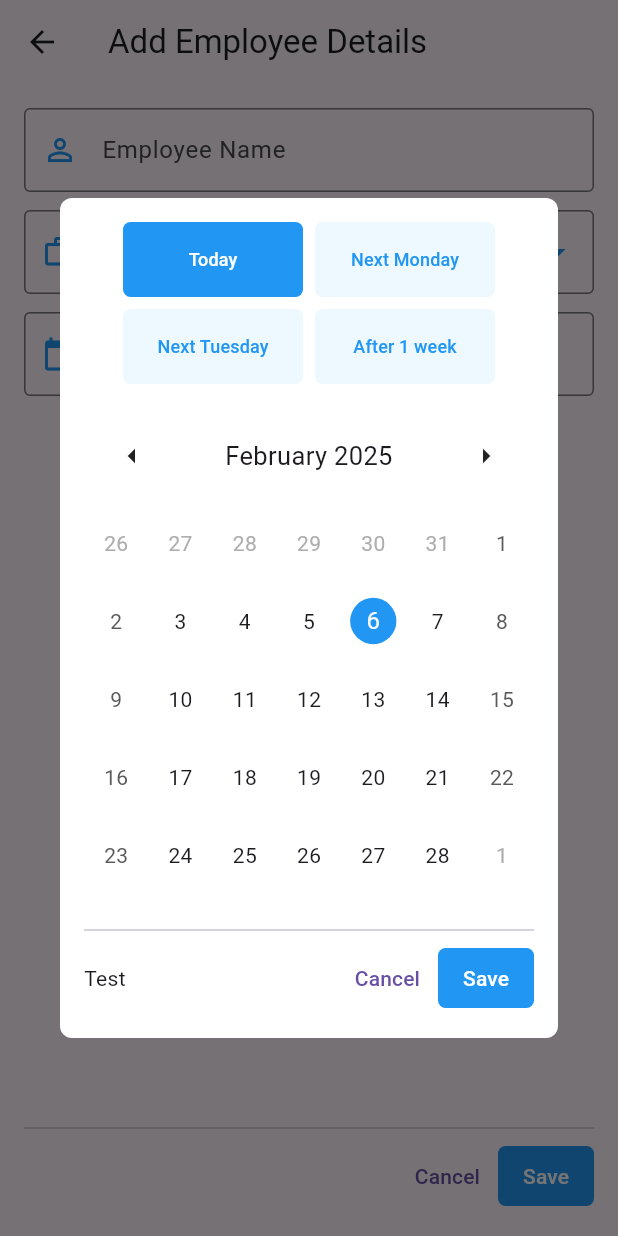
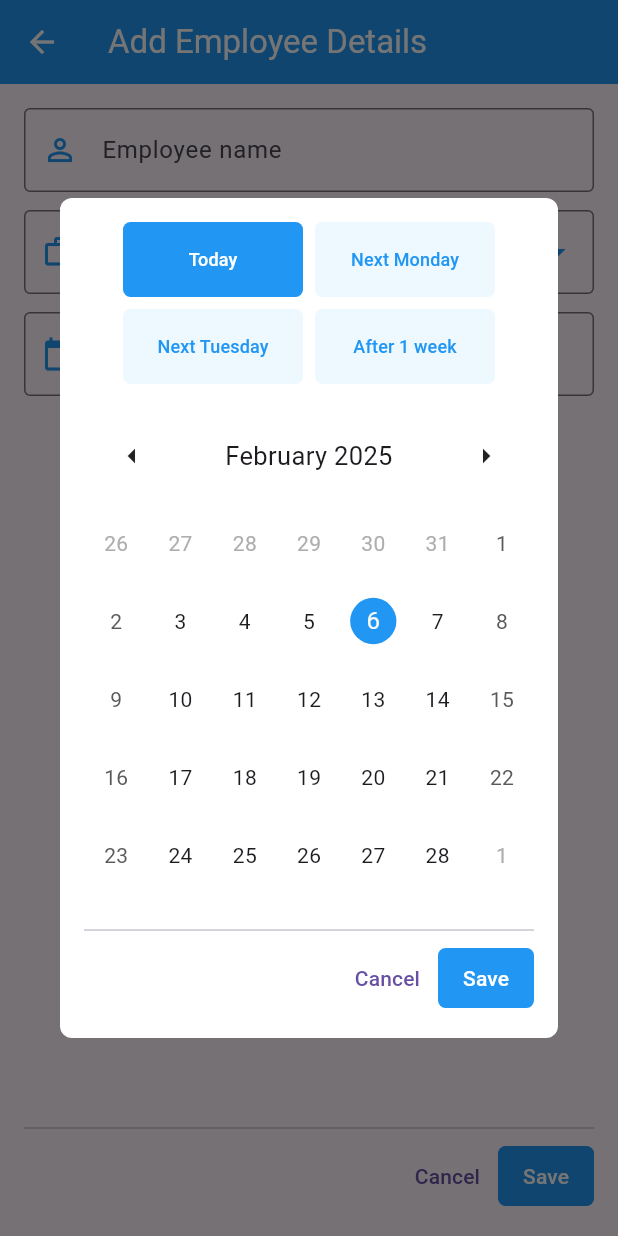
Before and after one commit to ExamSolving/RealtimeInnovationTask, a Flutter app: the AddEmployeeScreen screen opened directly, after a tap on "Start Date", on a phone screen of 412 x 824 dp. Run offline on Flutter 3.47's test engine with Material 3 defaults, Android fonts, the phone set to English and light mode, and no system bars; drawn by our look-alikes of table_calendar; our stand-ins replace equatable, flutter_bloc, hive, hive_flutter; accounts and stored records are empty.

Commit message:
some changes

```diff
--- a/lib/Presentation/Employee/add_employee_screen.dart
+++ b/lib/Presentation/Employee/add_employee_screen.dart
@@ -1,6 +1,7 @@
 import 'package:employee_management_app/Bloc/Employee/employee_bloc.dart';
 import 'package:employee_management_app/Bloc/Employee/employee_event.dart';
 import 'package:employee_management_app/Core/AppColors/app_colors.dart';
+import 'package:employee_management_app/Core/Strings/strings.dart';
 import 'package:employee_management_app/Data/Models/Employee/employee.dart';
 import 'package:flutter/material.dart';
 import 'package:flutter_bloc/flutter_bloc.dart';
@@ -100,7 +101,11 @@ class _AddEmployeeScreenState extends State<AddEmployeeScreen> {
   @override
   Widget build(BuildContext context) {
     return Scaffold(
-      appBar: AppBar(title: Text("Add Employee Details")),
+      appBar: AppBar(
+        title: Text(ADD_EMP_DETAILS),
+        backgroundColor: PRIMARY_COLOR,
+        foregroundColor: WHITE_COLOR,
+      ),
       body: Padding(
         padding: EdgeInsets.all(16.0),
         child: Column(
@@ -108,11 +113,10 @@ class _AddEmployeeScreenState extends State<AddEmployeeScreen> {
             Form(
               key: _formKey,
               child: TextFormField(
-                validator: (value) =>
-                    value!.isEmpty ? "Enter employee name" : null,
+                validator: (value) => value!.isEmpty ? ENTER_EMP_NAME : null,
                 controller: _nameController,
                 decoration: InputDecoration(
-                  hintText: 'Employee Name',
+                  hintText: EMP_NAME,
                   prefixIcon: Icon(
                     Icons.person_outline,
                     color: PRIMARY_COLOR,
@@ -341,10 +345,7 @@ class __CustomDatePickerState extends State<_CustomDatePicker> {
             ),
             SizedBox(height: 16),
             Divider(),
-            Row(
-              mainAxisAlignment: MainAxisAlignment.spaceBetween,
-              children: [
-                Text('Test'),
+
             Row(
               mainAxisAlignment: MainAxisAlignment.end,
               children: [
@@ -367,8 +368,6 @@ class __CustomDatePickerState extends State<_CustomDatePicker> {
                 ),
               ],
             )
-              ],
-            ),
           ],
         ),
       ),
```
Lines whose indentation alone changed are shown as unchanged.
